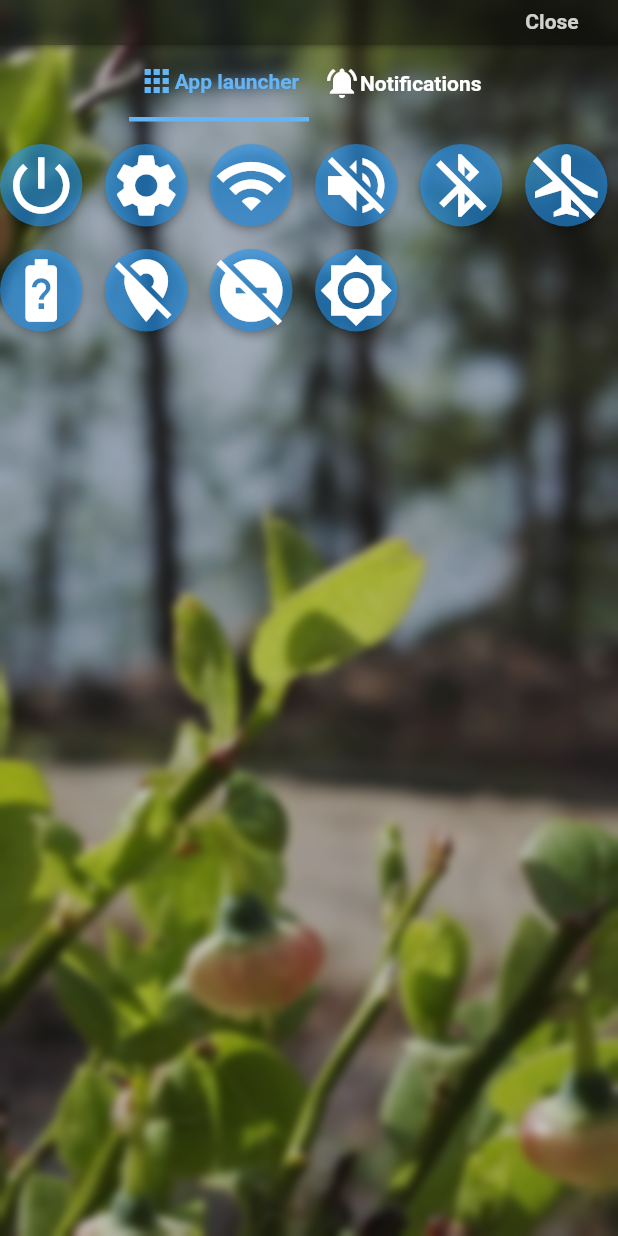
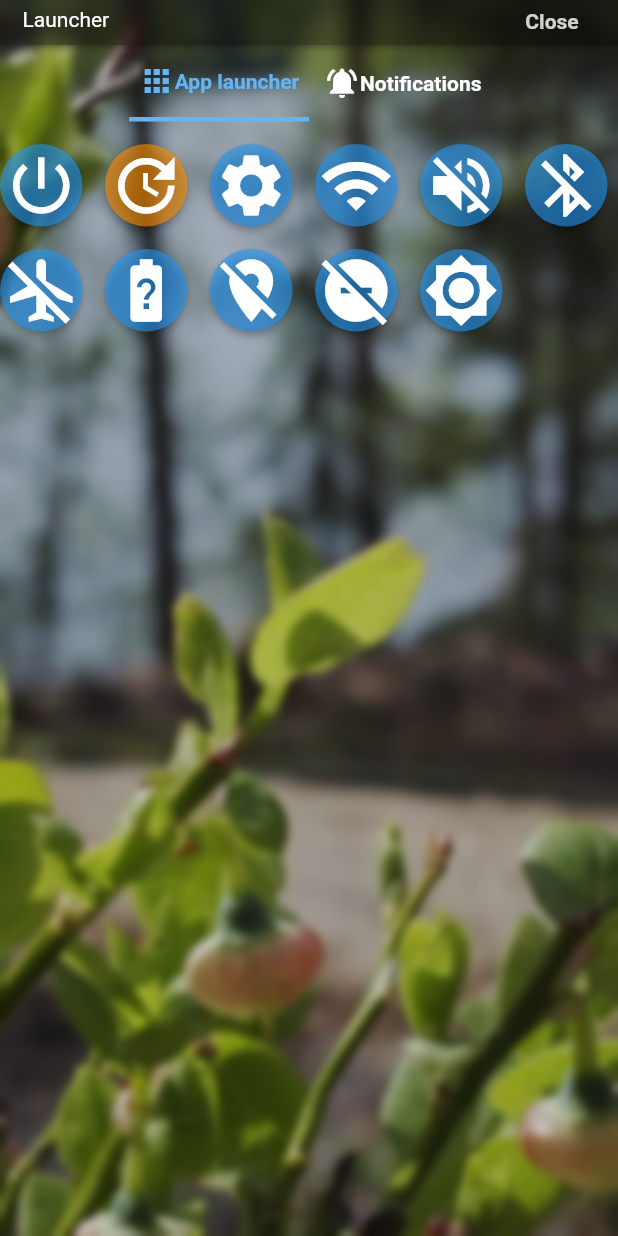
Before and after one commit to Jappe02/jappeOsDesktop, a Flutter app: the Desktop screen opened directly, after a tap on the "apps" icon, on a phone screen of 412 x 824 dp. Run offline on Flutter 3.47's test engine with Material 2 defaults, Android fonts, the light colour scheme and no system bars.

Commit message:
Edited desktop.dart

```diff
--- a/lib/desktop.dart
+++ b/lib/desktop.dart
@@ -2,6 +2,7 @@ import 'dart:ui';
 import 'package:flutter/material.dart';
 import 'dart:async';
 import 'dart:io';
+import 'package:simpaDesktop/components/system.dart';
 
 void main() {
   runApp(SimpaDesktop());
@@ -43,7 +44,7 @@ class _MyDesktopPageState extends State<Desktop> {
       body: Container(
         decoration: BoxDecoration(
           image: DecorationImage(
-            image: AssetImage("lib/images/desktop/backgrounds/wallpaper2.jpg"), // desktop background image
+            image: AssetImage(dsktpWallpaper), // desktop background image
             fit: BoxFit.cover,
           ),
         ),
@@ -322,7 +323,7 @@ class _MyDesktopPageState extends State<Desktop> {
             .of(context)
             .size
             .width / 1.2,
-          color:Colors.black.withOpacity(0.5),
+          color: sstmSystemDsktpBlurColor.withOpacity(0.5),
           child: child,
         ),
       ),
@@ -371,7 +372,7 @@ class _MyLauncherPageState extends State<Launcher> {
       body: Container(
         decoration: BoxDecoration(
           image: DecorationImage(
-            image: AssetImage("lib/images/desktop/backgrounds/wallpaper2.jpg"), // desktop background image
+            image: AssetImage(dsktpWallpaper), // desktop background image
             fit: BoxFit.cover,
           ),
         ),
@@ -387,6 +388,18 @@ class _MyLauncherPageState extends State<Launcher> {
                 child: topBarContainer(
                   Stack(
                     children: <Widget>[
+                      // Topbar left side
+                      Positioned(
+                        top: 15,
+                        left: 15,
+                        child: Text(
+                          'Launcher',
+                          style: TextStyle(
+                            color: Colors.white,
+                          ),
+                        ),
+                      ),
+
                       // Topbar right side
                       Positioned(
                         right: 0,
@@ -485,7 +498,7 @@ class _MyLauncherPageState extends State<Launcher> {
                       Align(
                         alignment: Alignment.topCenter,
 
-                        child: Container(
+                        child: Container( // action buttons
                           width: 475,
                           child: Wrap(
                             direction: Axis.horizontal,
@@ -505,6 +518,22 @@ class _MyLauncherPageState extends State<Launcher> {
                                   padding: EdgeInsets.all(0),
                                   child: Icon(Icons.power_settings_new, color: Colors.white, size: 50,),
                                   color: Colors.blue.withOpacity(0.6),
+                                ),
+                              ),
+                              Container(
+                                width: 55,
+                                height: 70,
+                                padding: EdgeInsets.only(top: 15,),
+                                child: RaisedButton(
+                                  onPressed: () {
+
+                                  },
+                                  shape: RoundedRectangleBorder(
+                                    borderRadius: BorderRadius.circular(30),
+                                  ),
+                                  padding: EdgeInsets.all(0),
+                                  child: Icon(Icons.update, color: Colors.white, size: 50,),
+                                  color: Colors.amber[800].withOpacity(0.6),
                                 ),
                               ),
                               Container(
@@ -680,7 +709,7 @@ class _MyLauncherPageState extends State<Launcher> {
             .of(context)
             .size
             .width / 1.2,
-          color:Colors.black.withOpacity(0.5),
+          color: sstmSystemDsktpBlurColor.withOpacity(0.5),
           child: child,
         ),
       ),
@@ -726,7 +755,7 @@ class _MyNotificationsPageState extends State<Notifications> {
       body: Container(
         decoration: BoxDecoration(
           image: DecorationImage(
-            image: AssetImage("lib/images/desktop/backgrounds/wallpaper2.jpg"), // desktop background image
+            image: AssetImage(dsktpWallpaper), // desktop background image
             fit: BoxFit.cover,
           ),
         ),
@@ -874,7 +903,7 @@ class _MyNotificationsPageState extends State<Notifications> {
             .of(context)
             .size
             .width / 1.2,
-          color:Colors.black.withOpacity(0.5),
+          color: sstmSystemDsktpBlurColor.withOpacity(0.5),
           child: child,
         ),
       ),
```
